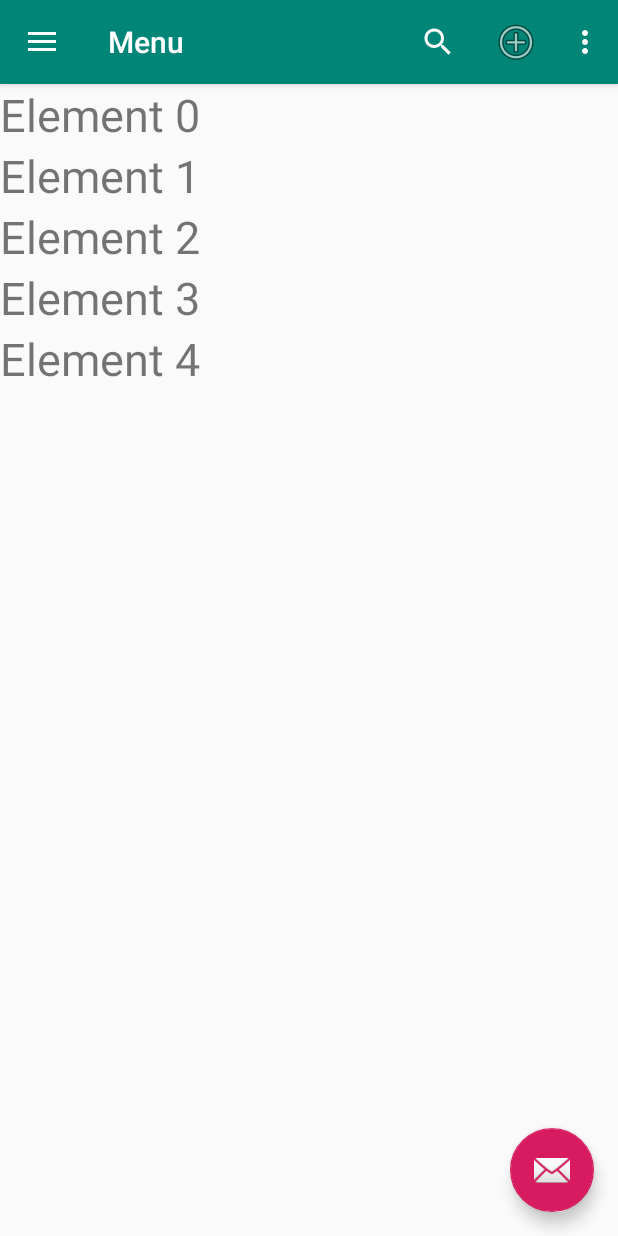
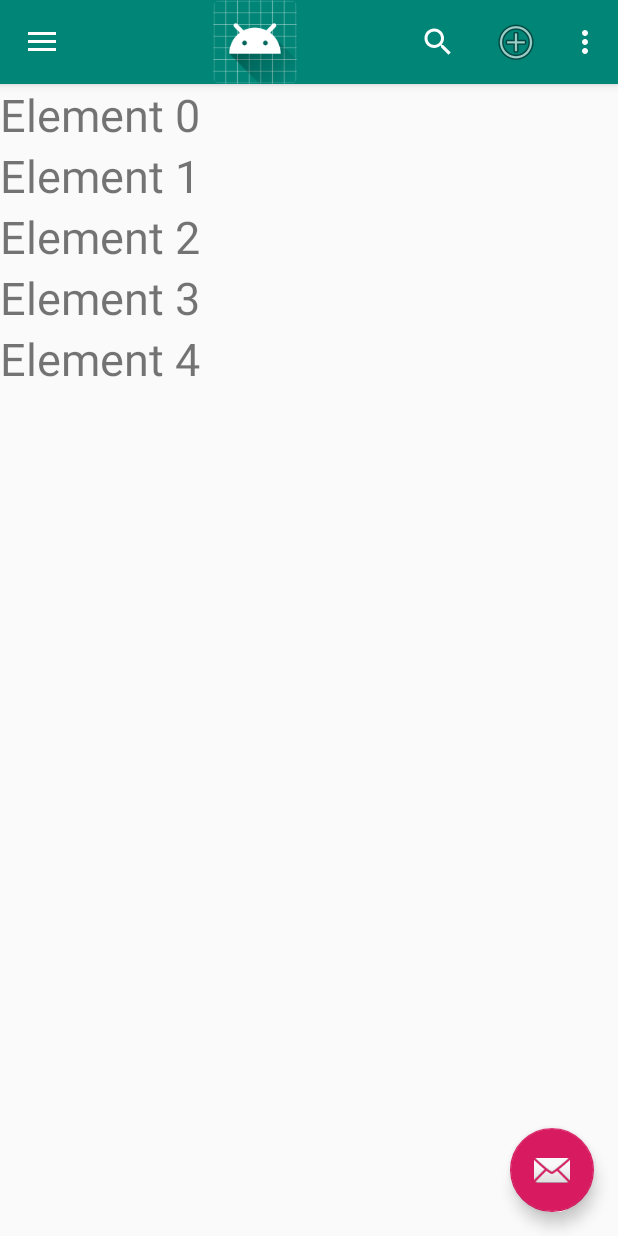
Before and after one commit to GeekBrainsAndroid/Android2019_2, an Android app: the screen it shows after launch (MainActivity), on a phone screen of 412 x 824 dp. Run offline under Robolectric (Android 15) with nearby library versions, the phone set to English and light mode, and no system bars.

Commit message:
Menu: Добавление изображения в toolbar

```diff
--- a/Lesson-1/Menu/app/src/main/res/layout/app_bar_main.xml
+++ b/Lesson-1/Menu/app/src/main/res/layout/app_bar_main.xml
@@ -16,7 +16,13 @@
             android:layout_width="match_parent"
             android:layout_height="?attr/actionBarSize"
             android:background="?attr/colorPrimary"
-            app:popupTheme="@style/AppTheme.PopupOverlay" />
+            app:popupTheme="@style/AppTheme.PopupOverlay" >
+            <ImageView
+                android:id="@+id/imageView2"
+                android:layout_width="match_parent"
+                android:layout_height="wrap_content"
+                app:srcCompat="@mipmap/ic_launcher" />
+        </androidx.appcompat.widget.Toolbar>
 
     </com.google.android.material.appbar.AppBarLayout>
 
```
